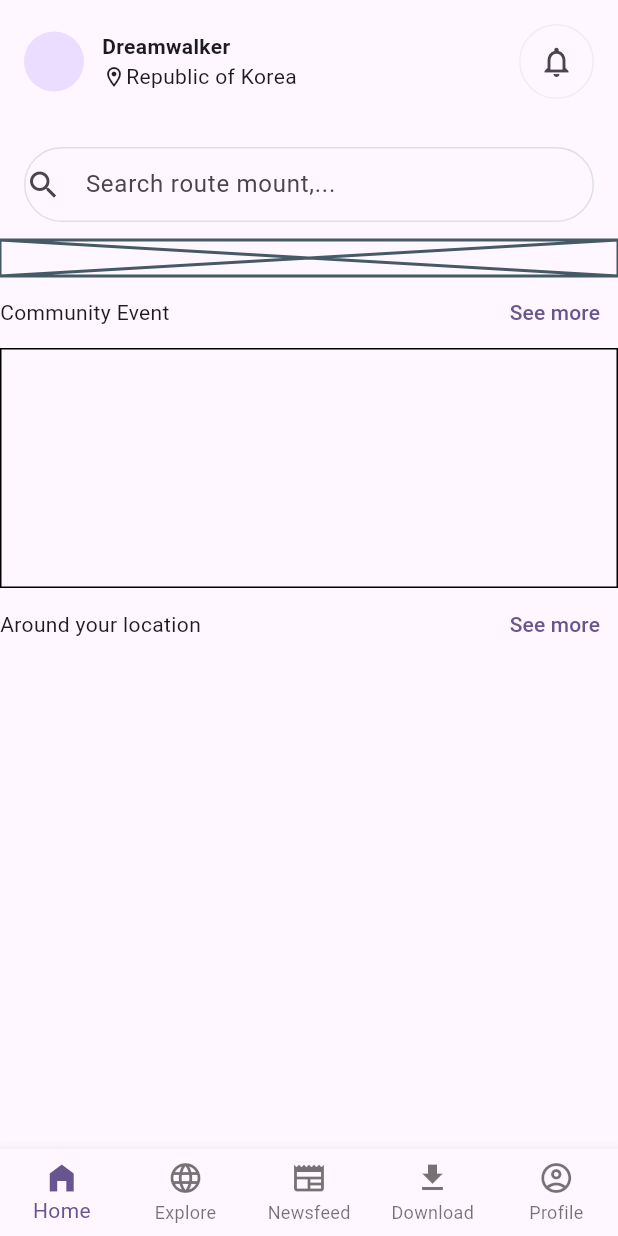
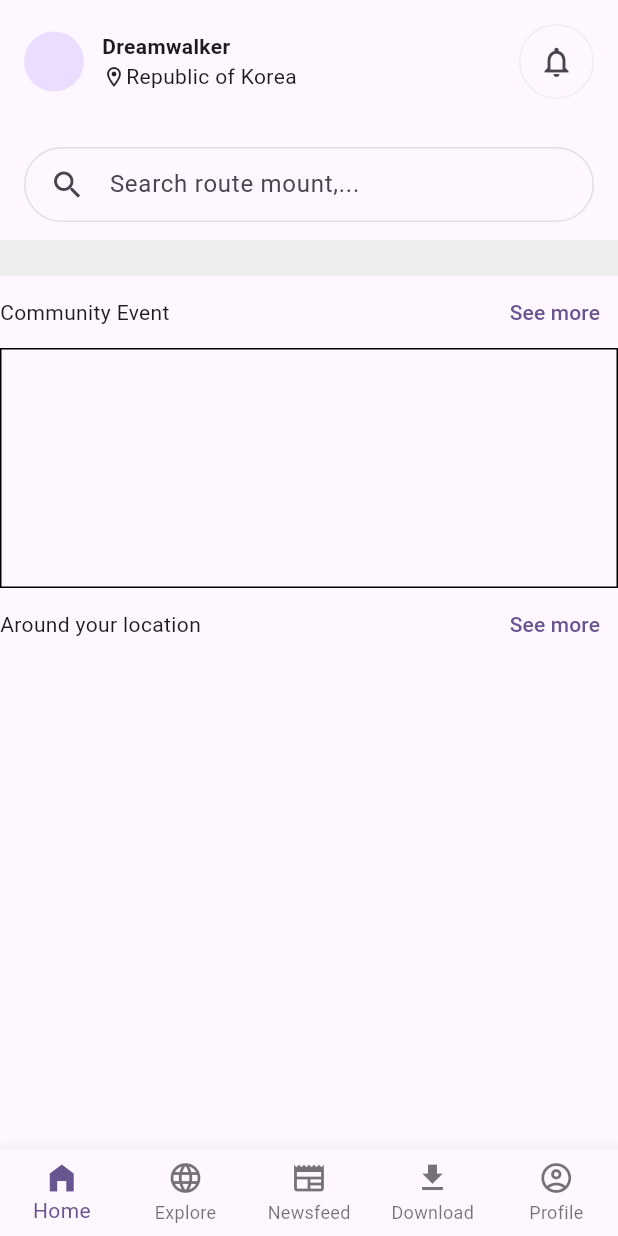
Before and after one commit to JAICHANGPARK/flutter_notebook_chapter_37, a Flutter app: the HikingHomePage screen opened directly, on a phone screen of 412 x 824 dp. Run offline on Flutter 3.47's test engine with Material 3 defaults, Android fonts, the phone set to English and light mode, and no system bars; our stand-ins replace dots_indicator, gap.

Commit message:
Update hiking_home_page.dart

```diff
--- a/lib/ep1859_hiking_guide_app/view/hiking_home_page.dart
+++ b/lib/ep1859_hiking_guide_app/view/hiking_home_page.dart
@@ -69,6 +69,7 @@ class _HikingHomePageState extends State<HikingHomePage> {
                 ),
                 borderRadius: BorderRadius.circular(32),
               ),
+              padding: EdgeInsets.symmetric(horizontal: 16),
               child: TextField(
                 decoration: InputDecoration(
                   icon: Icon(
@@ -82,7 +83,20 @@ class _HikingHomePageState extends State<HikingHomePage> {
             Gap(12),
             SizedBox(
               height: 24,
-              child: Placeholder(),
+              child: ListView.builder(
+                scrollDirection: Axis.horizontal,
+                itemBuilder: (context, index) {
+                  return Container(
+                    decoration: BoxDecoration(
+                        border: Border.all(
+                      color: Colors.grey[200]!,
+                    )),
+                    child: Row(
+                      children: [],
+                    ),
+                  );
+                },
+              ),
             ),
             Row(
               mainAxisAlignment: MainAxisAlignment.spaceBetween,
```
